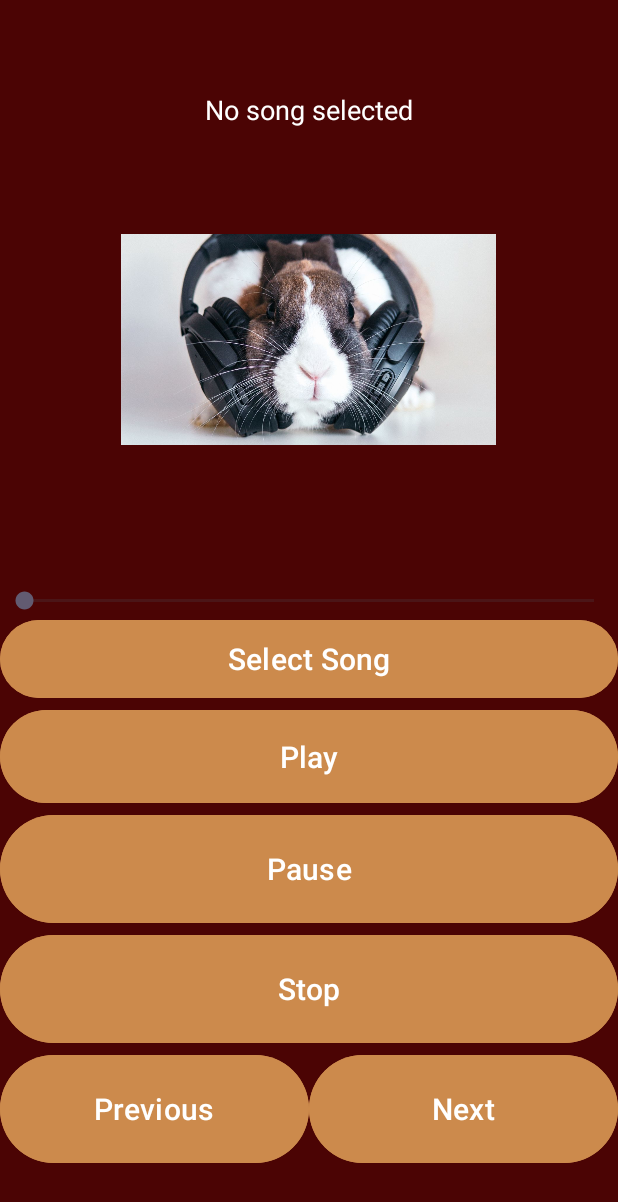
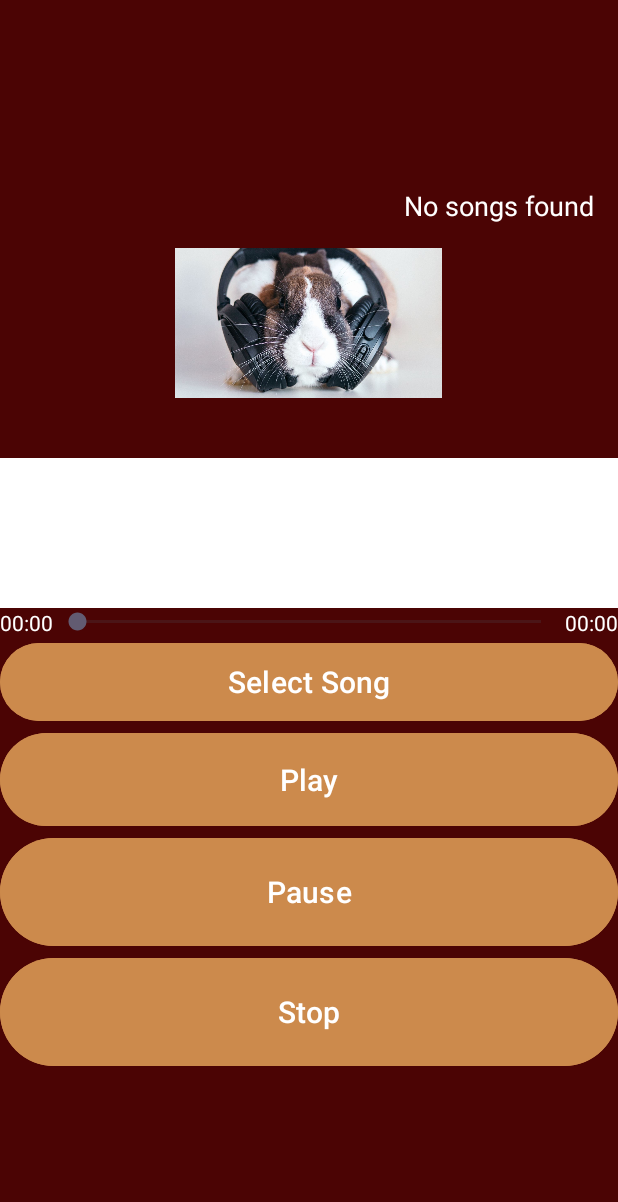
Before and after one commit to JuliaGrey/Visual_proga, an Android app: the MP3Activity screen opened directly, with no data from a screen before it, after a tap on "Select Song", on a phone screen of 412 x 824 dp. Shown: the top 1202 px of the screen. Run offline under Robolectric (Android 15) with nearby library versions, the phone set to English and light mode, and no system bars.

Commit message:
MP3, better interface, directory change,time, permission ask.

```diff
--- a/Visual_proga-master/app/src/main/AndroidManifest.xml
+++ b/Visual_proga-master/app/src/main/AndroidManifest.xml
@@ -3,15 +3,12 @@
     xmlns:tools="http://schemas.android.com/tools">
 
     <uses-permission android:name="android.permission.READ_MEDIA_AUDIO" />
+    <uses-permission android:name="android.permission.READ_EXTERNAL_STORAGE" />
     <uses-permission android:name="android.permission.POST_NOTIFICATIONS" />
     <uses-permission android:name="android.permission.FOREGROUND_SERVICE" />
     <uses-permission android:name="android.permission.ACCESS_FINE_LOCATION" />
     <uses-permission android:name="android.permission.ACCESS_COARSE_LOCATION" />
     <uses-permission android:name="android.permission.ACCESS_BACKGROUND_LOCATION" />
-    <uses-permission
-        android:name="android.permission.READ_EXTERNAL_STORAGE"
-        android:maxSdkVersion="32" />
-
     <application
         android:allowBackup="true"
         android:dataExtractionRules="@xml/data_extraction_rules"
--- a/Visual_proga-master/app/src/main/java/com/example/calculator/MP3Activity.kt
+++ b/Visual_proga-master/app/src/main/java/com/example/calculator/MP3Activity.kt
@@ -1,20 +1,22 @@
 package com.example.calculator
 
 import android.content.Intent
+import android.content.pm.PackageManager
 import android.media.MediaPlayer
 import android.net.Uri
 import android.os.Bundle
+import android.os.Environment
 import android.os.Handler
 import android.os.Looper
-import android.provider.OpenableColumns
-import android.widget.Button
-import android.widget.SeekBar
-import android.widget.TextView
-import android.widget.Toast
+import android.provider.DocumentsContract
+import android.provider.Settings
+import android.widget.*
 import androidx.activity.result.contract.ActivityResultContracts
+import androidx.appcompat.app.AlertDialog
 import androidx.appcompat.app.AppCompatActivity
-import java.io.IOException
-
+import androidx.core.app.ActivityCompat
+import androidx.core.content.ContextCompat
+import java.io.File
 
 class MP3Activity : AppCompatActivity() {
     private lateinit var music: MediaPlayer
@@ -24,23 +26,46 @@ class MP3Activity : AppCompatActivity() {
     private lateinit var songTitle: TextView
     private lateinit var seekbar: SeekBar
     private lateinit var selectButton: Button
-    private lateinit var nextButton: Button
-    private lateinit var previousButton: Button
+    private lateinit var currentTimeText: TextView
+    private lateinit var totalTimeText: TextView
+    private lateinit var songsListView: ListView
 
-    private var currentSongUri: Uri? = null
-    private var currentSongName: String = "No song selected"
     private val handler = Handler(Looper.getMainLooper())
-    private val songsList = mutableListOf<Uri>()
-    private var currentSongIndex = -1
+    private val songsList = mutableListOf<File>()
+    private var currentSongIndex = 0
+    private val REQUEST_PERMISSION_CODE = 123
+    private var selectedDirectory: File = Environment.getExternalStoragePublicDirectory(Environment.DIRECTORY_MUSIC)
 
-    private val filePickerResult = registerForActivityResult(
+    private val directoryPickerResult = registerForActivityResult(
         ActivityResultContracts.StartActivityForResult()
     ) { result ->
         if (result.resultCode == RESULT_OK) {
             result.data?.data?.let { uri ->
-                songsList.add(uri)
-                currentSongIndex = songsList.size - 1
-                loadSong(uri)
+                selectedDirectory = getDirectoryFromTreeUri(uri) ?: return@let
+                scanDirectory()
+            }
+        }
+    }
+
+    private fun getDirectoryFromTreeUri(uri: Uri): File? {
+        if (uri.scheme != "content") return null
+
+        val docId = DocumentsContract.getTreeDocumentId(uri)
+        val split = docId.split(":")
+        val type = split[0]
+
+        return when (type) {
+            "primary" -> File(Environment.getExternalStorageDirectory(), split[1])
+            else -> File("/storage/$type/${split[1]}")
+        }.takeIf { it.exists() }
+    }
+
+    private val updateSeekBar = object : Runnable {
+        override fun run() {
+            if (::music.isInitialized && music.isPlaying) {
+                seekbar.progress = music.currentPosition
+                currentTimeText.text = formatTime(music.currentPosition)
+                handler.postDelayed(this, 200)
             }
         }
     }
@@ -48,47 +73,60 @@ class MP3Activity : AppCompatActivity() {
     override fun onCreate(savedInstanceState: Bundle?) {
         super.onCreate(savedInstanceState)
         setContentView(R.layout.activity_mp3)
-        initializeViews()
+        initViews()
         setupMediaPlayer()
         setupButtons()
+
+        if (checkPermission()) {
+            scanDirectory()
+        } else {
+            requestPermission()
+        }
     }
 
-    private fun initializeViews() {
+    private fun initViews() {
         playButton = findViewById(R.id.play_button)
         pauseButton = findViewById(R.id.pause_button)
         stopButton = findViewById(R.id.stop_button)
         seekbar = findViewById(R.id.seek_bar)
         selectButton = findViewById(R.id.select_button)
         songTitle = findViewById(R.id.song_title)
-        nextButton = findViewById(R.id.next_button)
-        previousButton = findViewById(R.id.previous_button)
+        currentTimeText = findViewById(R.id.current_time)
+        totalTimeText = findViewById(R.id.total_time)
+        songsListView = findViewById(R.id.songs_list_view)
     }
 
     private fun setupMediaPlayer() {
         music = MediaPlayer().apply {
+            setOnPreparedListener {
+                seekbar.max = duration
+                totalTimeText.text = formatTime(duration)
+                start()
+                startSeekbarUpdate()
+                updateUI()
+            }
             setOnCompletionListener {
                 playNextSong()
-            }
-            setOnPreparedListener {
-                seekbar.max = music.duration
             }
         }
     }
 
     private fun setupButtons() {
         selectButton.setOnClickListener {
-            openFilePicker()
+            openDirectoryPicker()
         }
 
         playButton.setOnClickListener {
-            if (currentSongUri != null) {
+            if (songsList.isNotEmpty()) {
                 if (!music.isPlaying) {
-                    music.start()
+                    if (music.currentPosition > 0) {
+                        music.start()
+                    } else {
+                        playSelectedSong()
+                    }
                     startSeekbarUpdate()
                     updateUI()
                 }
-            } else {
-                showToast("Please select a song first")
             }
         }
 
@@ -100,116 +138,140 @@ class MP3Activity : AppCompatActivity() {
         }
 
         stopButton.setOnClickListener {
-            if (music.isPlaying) {
+            if (::music.isInitialized) {
                 music.stop()
-                setupMediaPlayer()
+                seekbar.progress = 0
+                currentTimeText.text = formatTime(0)
                 updateUI()
             }
         }
 
-        nextButton.setOnClickListener {
-            playNextSong()
-        }
-
-        previousButton.setOnClickListener {
-            playPreviousSong()
-        }
-
         seekbar.setOnSeekBarChangeListener(object : SeekBar.OnSeekBarChangeListener {
-            override fun onProgressChanged(seekBar: SeekBar?, progress: Int, fromUser: Boolean) {
+            override fun onProgressChanged(seekBar: SeekBar, progress: Int, fromUser: Boolean) {
                 if (fromUser && music.isPlaying) {
                     music.seekTo(progress)
+                    currentTimeText.text = formatTime(progress)
                 }
             }
-            override fun onStartTrackingTouch(seekBar: SeekBar?) {}
-            override fun onStopTrackingTouch(seekBar: SeekBar?) {}
+            override fun onStartTrackingTouch(seekBar: SeekBar) = handler.removeCallbacks(updateSeekBar)
+            override fun onStopTrackingTouch(seekBar: SeekBar) = startSeekbarUpdate()
         })
-    }
 
-    private fun openFilePicker() {
-        val intent = Intent(Intent.ACTION_OPEN_DOCUMENT).apply {
-            addCategory(Intent.CATEGORY_OPENABLE)
-            type = "audio/*"
-            putExtra(Intent.EXTRA_ALLOW_MULTIPLE, true)
-            putExtra(Intent.EXTRA_MIME_TYPES, arrayOf(
-                "audio/mpeg", "audio/wav", "audio/x-wav",
-                "audio/aac", "audio/ogg", "audio/mp4"
-            ))
-        }
-        filePickerResult.launch(intent)
-    }
-
-    private fun loadSong(uri: Uri) {
-        try {
-            music.reset()
-            currentSongUri = uri
-            getSongNameFromUri(uri)
-            music.setDataSource(applicationContext, uri)
-            music.prepareAsync()
-            updateUI()
-        } catch (e: IOException) {
-            showToast("Error loading song")
-            e.printStackTrace()
+        songsListView.setOnItemClickListener { _, _, position, _ ->
+            currentSongIndex = position
+            playSelectedSong()
         }
     }
 
-    private fun getSongNameFromUri(uri: Uri) {
-        contentResolver.query(uri, null, null, null, null)?.use { cursor ->
-            if (cursor.moveToFirst()) {
-                currentSongName = cursor.getString(
-                    cursor.getColumnIndexOrThrow(OpenableColumns.DISPLAY_NAME)
-                )
-                updateUI()
-            }
+    private fun playSelectedSong() {
+        try {
+            music.reset()
+            music.setDataSource(songsList[currentSongIndex].absolutePath)
+            music.prepareAsync()
+            songTitle.text = "Loading: ${songsList[currentSongIndex].nameWithoutExtension}"
+        } catch (e: Exception) {
+            Toast.makeText(this, "Error loading song", Toast.LENGTH_SHORT).show()
         }
     }
 
     private fun playNextSong() {
         if (songsList.isNotEmpty()) {
             currentSongIndex = (currentSongIndex + 1) % songsList.size
-            loadSong(songsList[currentSongIndex])
-            if (music.isPlaying) {
-                music.start()
-            }
-        }
-    }
-
-    private fun playPreviousSong() {
-        if (songsList.isNotEmpty()) {
-            currentSongIndex = (currentSongIndex - 1 + songsList.size) % songsList.size
-            loadSong(songsList[currentSongIndex])
-            if (music.isPlaying) {
-                music.start()
-            }
+            playSelectedSong()
         }
     }
 
     private fun startSeekbarUpdate() {
-        handler.post(object : Runnable {
-            override fun run() {
-                if (music.isPlaying) {
-                    seekbar.progress = music.currentPosition
-                    handler.postDelayed(this, 1000)
-                }
-            }
-        })
+        handler.removeCallbacks(updateSeekBar)
+        handler.post(updateSeekBar)
     }
 
     private fun updateUI() {
         songTitle.text = when {
-            currentSongUri == null -> "No song selected"
-            music.isPlaying -> "Playing: $currentSongName"
-            else -> "Ready: $currentSongName"
+            !::music.isInitialized -> "No song selected"
+            music.isPlaying -> "Playing: ${songsList[currentSongIndex].nameWithoutExtension}"
+            else -> "Paused: ${songsList[currentSongIndex].nameWithoutExtension}"
         }
     }
 
-    private fun showToast(message: String) {
-        Toast.makeText(this, message, Toast.LENGTH_SHORT).show()
+    private fun scanDirectory() {
+        songsList.clear()
+        selectedDirectory.listFiles()?.forEach { file ->
+            if (file.isFile && isAudioFile(file)) {
+                songsList.add(file)
+            }
+        }
+        updateSongsList()
+        if (songsList.isNotEmpty()) {
+            playSelectedSong()
+        } else {
+            Toast.makeText(this, "No audio files found in directory", Toast.LENGTH_SHORT).show()
+            songTitle.text = "No songs found"
+        }
+    }
+
+    private fun updateSongsList() {
+        val adapter = ArrayAdapter(
+            this,
+            android.R.layout.simple_list_item_1,
+            songsList.map { it.nameWithoutExtension }
+        )
+        songsListView.adapter = adapter
+    }
+
+    private fun isAudioFile(file: File): Boolean {
+        val name = file.name.lowercase()
+        return name.endsWith(".mp3")
+    }
+
+    private fun openDirectoryPicker() {
+        val intent = Intent(Intent.ACTION_OPEN_DOCUMENT_TREE).apply {
+            flags = Intent.FLAG_GRANT_READ_URI_PERMISSION or
+                    Intent.FLAG_GRANT_PERSISTABLE_URI_PERMISSION
+            putExtra("android.content.extra.SHOW_ADVANCED", true)
+        }
+        directoryPickerResult.launch(intent)
+    }
+
+    private fun formatTime(millis: Int): String {
+        val seconds = (millis / 1000) % 60
+        val minutes = (millis / (1000 * 60)) % 60
+        return String.format("%02d:%02d", minutes, seconds)
+    }
+
+    private fun checkPermission(): Boolean {
+        return ContextCompat.checkSelfPermission(
+            this,
+            android.Manifest.permission.READ_EXTERNAL_STORAGE
+        ) == PackageManager.PERMISSION_GRANTED
+    }
+
+    private fun requestPermission() {
+        ActivityCompat.requestPermissions(
+            this,
+            arrayOf(android.Manifest.permission.READ_EXTERNAL_STORAGE),
+            REQUEST_PERMISSION_CODE
+        )
+    }
+
+    override fun onRequestPermissionsResult(
+        requestCode: Int,
+        permissions: Array<out String>,
+        grantResults: IntArray
+    ) {
+        super.onRequestPermissionsResult(requestCode, permissions, grantResults)
+        if (requestCode == REQUEST_PERMISSION_CODE && grantResults.isNotEmpty() &&
+            grantResults[0] == PackageManager.PERMISSION_GRANTED
+        ) {
+            scanDirectory()
+        }
     }
 
     override fun onDestroy() {
         handler.removeCallbacksAndMessages(null)
-        music.release()
+        if (::music.isInitialized) {
+            music.release()
+        }
         super.onDestroy()
     }
 }
--- a/Visual_proga-master/app/src/main/res/layout/activity_mp3.xml
+++ b/Visual_proga-master/app/src/main/res/layout/activity_mp3.xml
@@ -20,20 +20,45 @@
         android:textColor="#FFFFFF"
         android:textSize="18sp"
         android:padding="16dp"
-        android:gravity="center"/>
+        android:gravity="center|end"
+        android:ellipsize="marquee"/>
 
     <ImageView
         android:layout_width="250dp"
-        android:layout_height="250dp"
+        android:layout_height="100dp"
         android:layout_marginBottom="40dp"
         android:src="@drawable/rabbit" />
-
-    <SeekBar
-        android:id="@+id/seek_bar"
+    <ListView
+        android:id="@+id/songs_list_view"
+        android:layout_width="match_parent"
+        android:layout_height="100dp"
+        android:background="#FFFFFF"
+        android:divider="#4B0404"
+        android:dividerHeight="1dp"
+        android:fastScrollEnabled="true"
+        />
+    <LinearLayout
         android:layout_width="match_parent"
         android:layout_height="wrap_content"
-        android:layout_marginBottom="0dp"/>
-
+        android:orientation="horizontal">
+        <TextView
+            android:id="@+id/current_time"
+            android:layout_width="wrap_content"
+            android:layout_height="wrap_content"
+            android:text="00:00"
+            android:textColor="#FFFFFF"/>
+        <SeekBar
+            android:id="@+id/seek_bar"
+            android:layout_width="0dp"
+            android:layout_height="wrap_content"
+            android:layout_weight="1"/>
+        <TextView
+            android:id="@+id/total_time"
+            android:layout_width="wrap_content"
+            android:layout_height="wrap_content"
+            android:text="00:00"
+            android:textColor="#FFFFFF"/>
+    </LinearLayout>
     <Button
         android:id="@+id/select_button"
         android:layout_width="match_parent"
@@ -67,7 +92,7 @@
         android:text="Stop"/>
 
 
-    <LinearLayout
+    <!--<LinearLayout
         android:layout_width="match_parent"
         android:layout_height="wrap_content"
         android:orientation="horizontal">
@@ -89,5 +114,5 @@
             android:textSize="20sp"
             android:backgroundTint="#CC8A4C"
             android:text="Next"/>
-    </LinearLayout>
+    </LinearLayout-->
 </LinearLayout>
```
